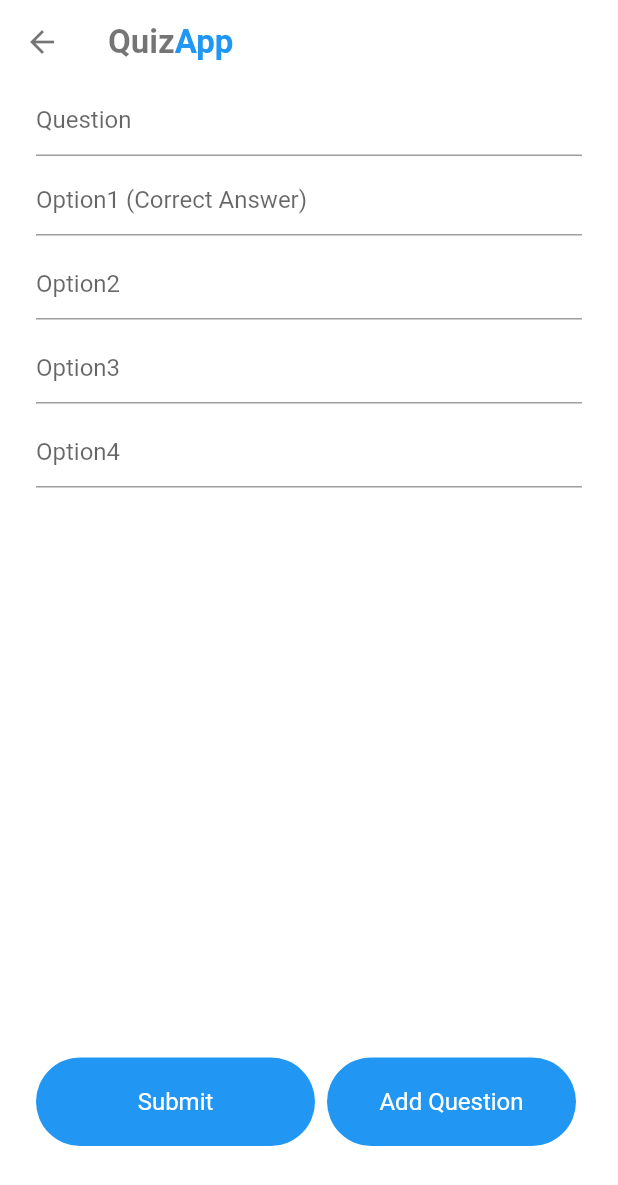
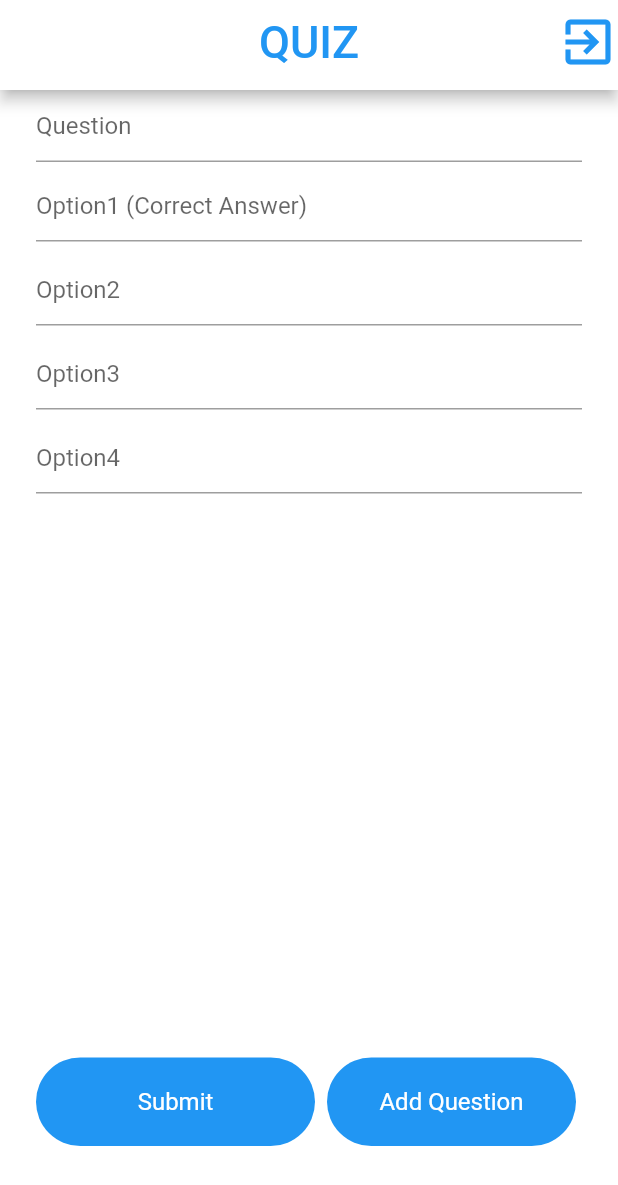
Before and after one commit to thephenomenal10/QuizApp, a Flutter app: the AddQuestion screen opened directly with empty values, on a phone screen of 412 x 824 dp. Shown: the top 1185 px of the screen. Run offline on Flutter 3.47's test engine with Material 2 defaults, Android fonts, the phone set to English and light mode, and no system bars; our stand-ins replace cloud_firestore, firebase_auth, random_string; accounts and stored records are empty.

Commit message:
third commit

```diff
--- a/lib/Screens/AddQuestion.dart
+++ b/lib/Screens/AddQuestion.dart
@@ -1,6 +1,8 @@
 import 'package:flutter/material.dart';
 import 'package:quizapp/Services/databaseService.dart';
 import 'package:quizapp/widget/widget.dart';
+
+import '../MyAppBar.dart';
 
 class AddQuestion extends StatefulWidget {
 
@@ -60,15 +62,9 @@ class _AddQuestionState extends State<AddQuestion> {
     Widget build(BuildContext context) {
         return Scaffold(
             backgroundColor: Colors.white,
-            appBar: AppBar(
-                leading: BackButton(
-                    color: Colors.black54,
-                ),
-                title: AppLogo(),
-                brightness: Brightness.light,
-                elevation: 0.0,
-                backgroundColor: Colors.transparent,
-                //brightness: Brightness.li,
+            appBar: PreferredSize(
+                child: MyAppBar(),
+                preferredSize: Size.fromHeight(60.0),
             ),
             body: isLoading
                 ? Container(
```
Also changed, not shown: lib/Screens/PlayQuiz.dart (+16 -6 lines), lib/Screens/Result.dart (added, +64 -0 lines).
